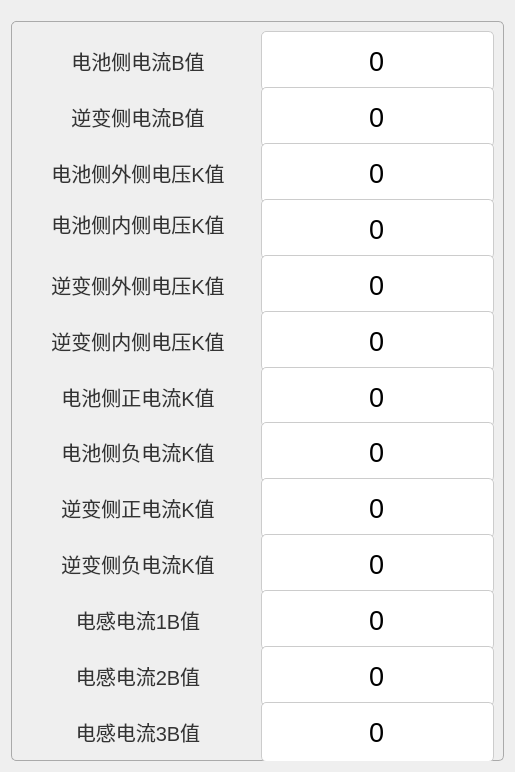
Curtain-Wang/ModbusApp, file tformcali.ui: the form before one commit.
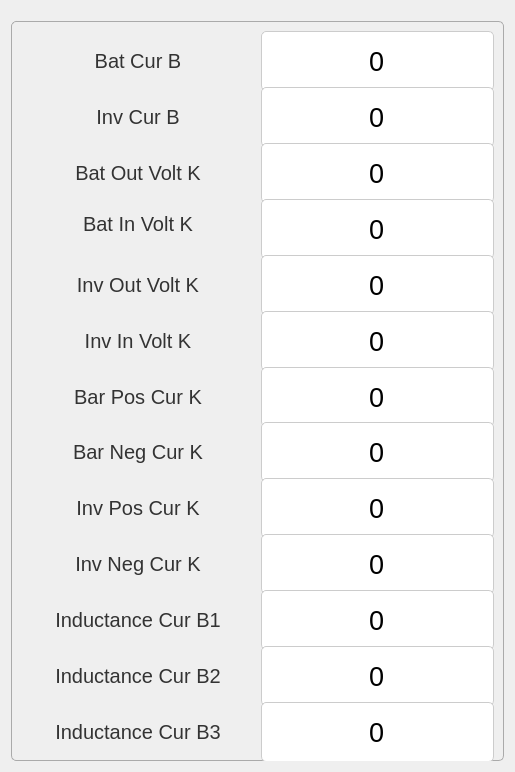
The form after the commit. Custom widgets are drawn as their Qt base class.

The edit to the form file:
```diff
--- a/tformcali.ui
+++ b/tformcali.ui
@@ -59,7 +59,7 @@
 }</string>
           </property>
           <property name="text">
-           <string>电池侧电流B值</string>
+           <string>Bat Cur B</string>
           </property>
           <property name="alignment">
            <set>Qt::AlignCenter</set>
@@ -136,7 +136,7 @@
 }</string>
           </property>
           <property name="text">
-           <string>逆变侧电流B值</string>
+           <string>Inv Cur B</string>
           </property>
           <property name="alignment">
            <set>Qt::AlignCenter</set>
@@ -213,7 +213,7 @@
 }</string>
           </property>
           <property name="text">
-           <string>电池侧外侧电压K值</string>
+           <string>Bat Out Volt K</string>
           </property>
           <property name="alignment">
            <set>Qt::AlignCenter</set>
@@ -290,7 +290,7 @@
 }</string>
           </property>
           <property name="text">
-           <string>电池侧内侧电压K值</string>
+           <string>Bat In Volt K</string>
           </property>
           <property name="alignment">
            <set>Qt::AlignCenter</set>
@@ -367,7 +367,7 @@
 }</string>
           </property>
           <property name="text">
-           <string>逆变侧外侧电压K值</string>
+           <string>Inv Out Volt K</string>
           </property>
           <property name="alignment">
            <set>Qt::AlignCenter</set>
@@ -444,7 +444,7 @@
 }</string>
           </property>
           <property name="text">
-           <string>逆变侧内侧电压K值</string>
+           <string>Inv In Volt K</string>
           </property>
           <property name="alignment">
            <set>Qt::AlignCenter</set>
@@ -521,7 +521,7 @@
 }</string>
           </property>
           <property name="text">
-           <string>电池侧正电流K值</string>
+           <string>Bar Pos Cur K</string>
           </property>
           <property name="alignment">
            <set>Qt::AlignCenter</set>
@@ -598,7 +598,7 @@
 }</string>
           </property>
           <property name="text">
-           <string>电池侧负电流K值</string>
+           <string>Bar Neg Cur K</string>
           </property>
           <property name="alignment">
            <set>Qt::AlignCenter</set>
@@ -675,7 +675,7 @@
 }</string>
           </property>
           <property name="text">
-           <string>逆变侧正电流K值</string>
+           <string>Inv Pos Cur K</string>
           </property>
           <property name="alignment">
            <set>Qt::AlignCenter</set>
@@ -752,7 +752,7 @@
 }</string>
           </property>
           <property name="text">
-           <string>逆变侧负电流K值</string>
+           <string>Inv Neg Cur K</string>
           </property>
           <property name="alignment">
            <set>Qt::AlignCenter</set>
@@ -829,7 +829,7 @@
 }</string>
           </property>
           <property name="text">
-           <string>电感电流1B值</string>
+           <string>Inductance Cur B1</string>
           </property>
           <property name="alignment">
            <set>Qt::AlignCenter</set>
@@ -906,7 +906,7 @@
 }</string>
           </property>
           <property name="text">
-           <string>电感电流2B值</string>
+           <string>Inductance Cur B2</string>
           </property>
           <property name="alignment">
            <set>Qt::AlignCenter</set>
@@ -983,7 +983,7 @@
 }</string>
           </property>
           <property name="text">
-           <string>电感电流3B值</string>
+           <string>Inductance Cur B3</string>
           </property>
           <property name="alignment">
            <set>Qt::AlignCenter</set>
```
